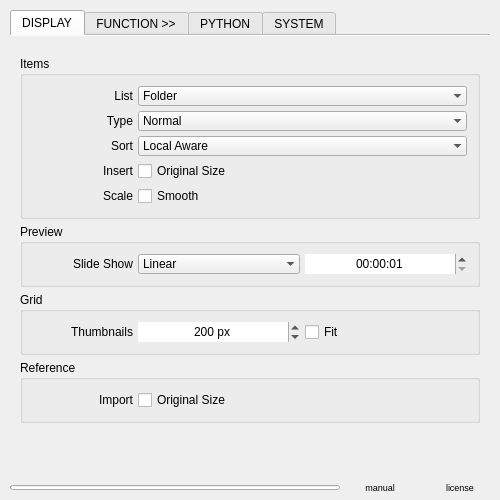
Qt form imagine_board/imagine_board_settings.ui (EyeOdin/imagine_board) before a commit.
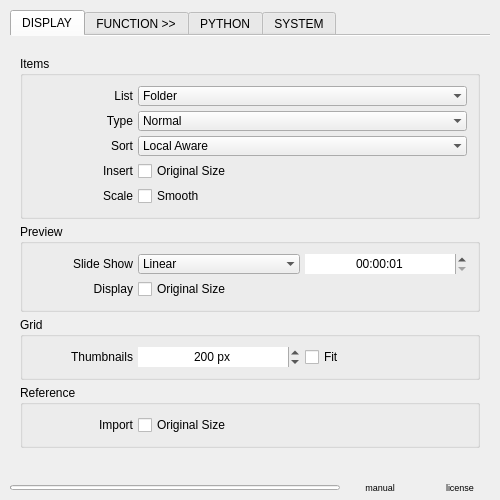
The same form after that commit.

```diff
--- a/imagine_board/imagine_board_settings.ui
+++ b/imagine_board/imagine_board_settings.ui
@@ -637,6 +637,56 @@
                    </property>
                   </widget>
                  </item>
+                 <item row="1" column="0">
+                  <widget class="QLabel" name="label_display">
+                   <property name="minimumSize">
+                    <size>
+                     <width>100</width>
+                     <height>20</height>
+                    </size>
+                   </property>
+                   <property name="maximumSize">
+                    <size>
+                     <width>100</width>
+                     <height>20</height>
+                    </size>
+                   </property>
+                   <property name="text">
+                    <string>Display</string>
+                   </property>
+                   <property name="alignment">
+                    <set>Qt::AlignRight|Qt::AlignTrailing|Qt::AlignVCenter</set>
+                   </property>
+                  </widget>
+                 </item>
+                 <item row="1" column="1" colspan="2">
+                  <widget class="QCheckBox" name="preview_display">
+                   <property name="sizePolicy">
+                    <sizepolicy hsizetype="Ignored" vsizetype="Fixed">
+                     <horstretch>0</horstretch>
+                     <verstretch>0</verstretch>
+                    </sizepolicy>
+                   </property>
+                   <property name="minimumSize">
+                    <size>
+                     <width>0</width>
+                     <height>20</height>
+                    </size>
+                   </property>
+                   <property name="maximumSize">
+                    <size>
+                     <width>16777215</width>
+                     <height>20</height>
+                    </size>
+                   </property>
+                   <property name="focusPolicy">
+                    <enum>Qt::NoFocus</enum>
+                   </property>
+                   <property name="text">
+                    <string>Original Size</string>
+                   </property>
+                  </widget>
+                 </item>
                 </layout>
                </widget>
               </item>
```
